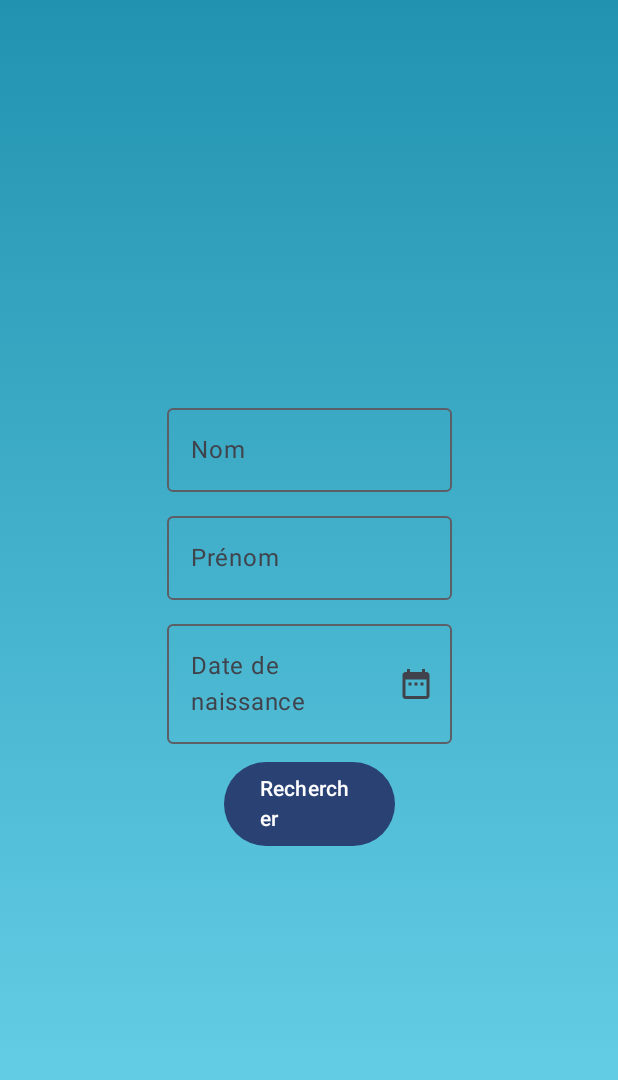
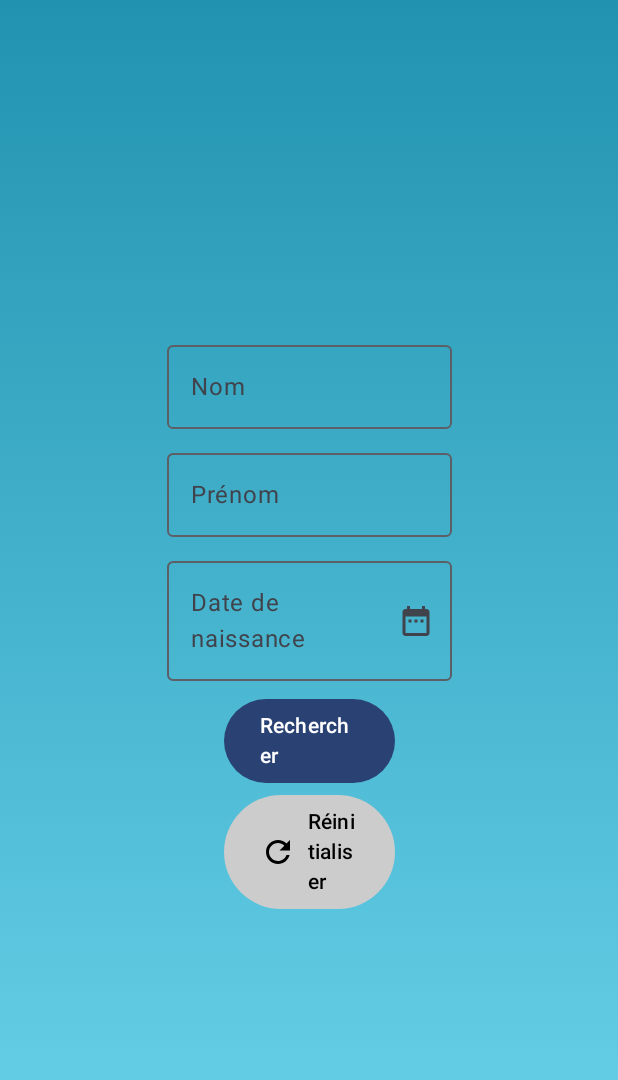
Before and after one commit to Stage-mairie/elections_app, an Android app built with Jetpack Compose: the screen it shows after launch (MainActivity), on a phone screen of 412 x 824 dp. Shown: the top 1080 px of the screen. Run offline under Robolectric (Android 15) with nearby library versions, the phone set to English and light mode, and no system bars.

Commit message:
feat: add reset button to clear nom, prenom, dateNaissance

```diff
--- a/app/src/main/java/com/example/bureaudevotemsa/ui/theme/components/UserForm.kt
+++ b/app/src/main/java/com/example/bureaudevotemsa/ui/theme/components/UserForm.kt
@@ -7,12 +7,17 @@ import androidx.compose.foundation.interaction.MutableInteractionSource
 import androidx.compose.runtime.Composable
 import androidx.compose.runtime.*
 import androidx.compose.foundation.layout.*
+import androidx.compose.material.icons.Icons
 import androidx.compose.material.icons.filled.DateRange
+import androidx.compose.material.icons.filled.Refresh
 import androidx.compose.material3.*
 import androidx.compose.ui.Alignment
 import androidx.compose.ui.Modifier
+import androidx.compose.ui.graphics.Color
 import androidx.compose.ui.platform.LocalContext
+import androidx.compose.ui.tooling.preview.Preview
 import androidx.compose.ui.unit.dp
+import com.example.bureaudevotemsa.ui.theme.BureauDeVoteMSATheme
 import java.util.*
 
 @Composable
@@ -116,6 +121,36 @@ fun UserForm(
             ) {
                 Text("Rechercher")
             }
+
+            // Reset button
+            Button(
+                onClick = {
+                    nom = ""
+                    prenom = ""
+                    dateNaissance = ""
+                },
+                colors = ButtonDefaults.buttonColors(
+                    containerColor = Color.LightGray,
+                    contentColor = Color.Black
+                ),
+                modifier = Modifier
+                    .fillMaxWidth(0.3f)
+                    .padding(top = 8.dp)
+                ) {
+
+                Icon(
+                    imageVector = Icons.Filled.Refresh,
+                    contentDescription = "Réinitialiser",
+                    modifier = Modifier.padding(end = 8.dp)
+                )
+                Text("Réinitialiser")
+            }
         }
     }
 }
+
+@Preview(showBackground = true)
+@Composable
+fun UserFormPreview() {
+    BureauDeVoteMSATheme(dynamicColor = false) {UserForm(onSearchClicked = { _, _, _ -> }) }
+}
```
